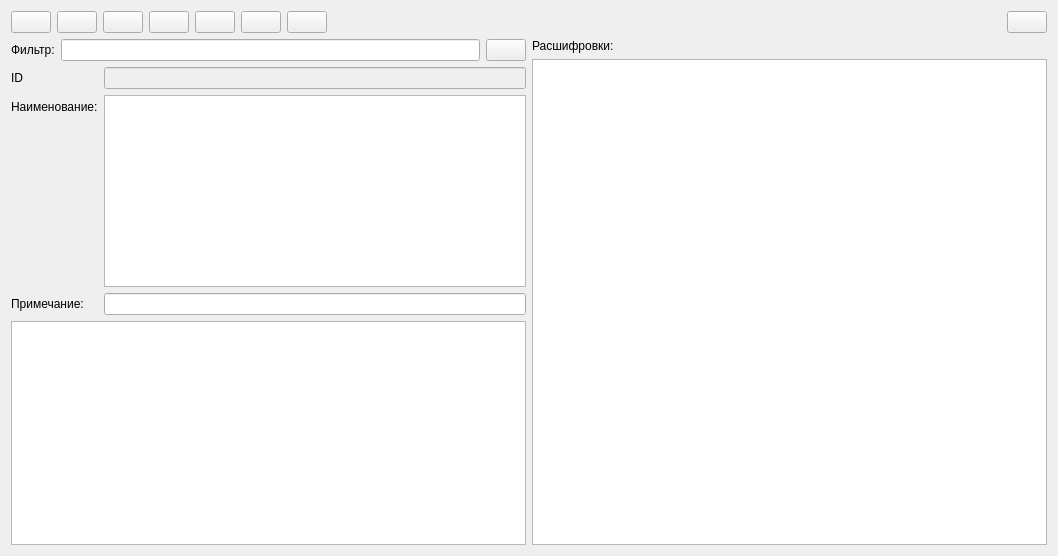
Qt form formcounterparties.ui (GorINIch73/Audit) before a commit.
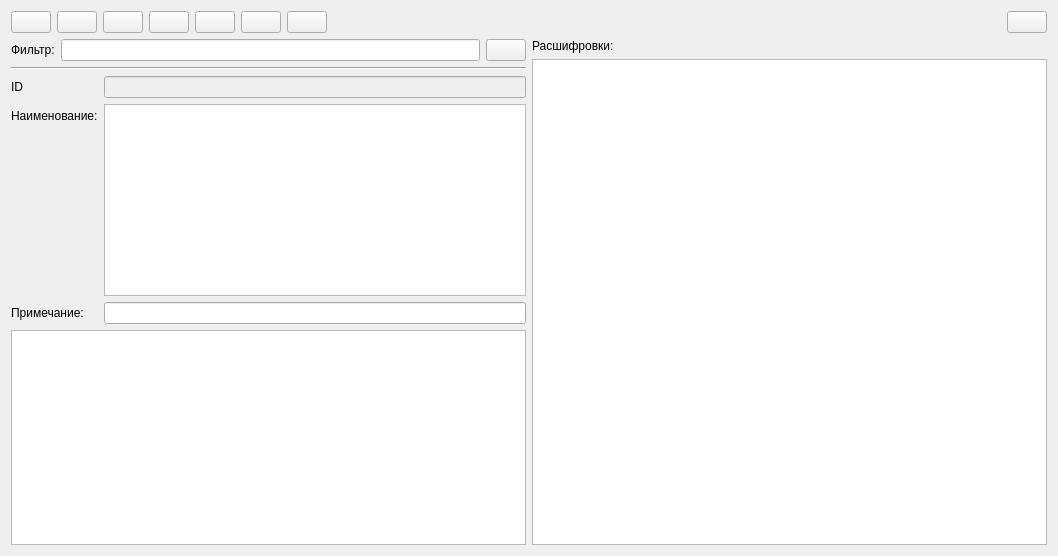
The same form after that commit. Icons and pictures are not drawn.

The edit to the form file:
```diff
--- a/formcounterparties.ui
+++ b/formcounterparties.ui
@@ -186,6 +186,13 @@
          </item>
         </layout>
        </item>
+       <item>
+        <widget class="Line" name="line">
+         <property name="orientation">
+          <enum>Qt::Horizontal</enum>
+         </property>
+        </widget>
+       </item>
        <item>
         <layout class="QFormLayout" name="formLayout">
          <item row="0" column="0">
```
